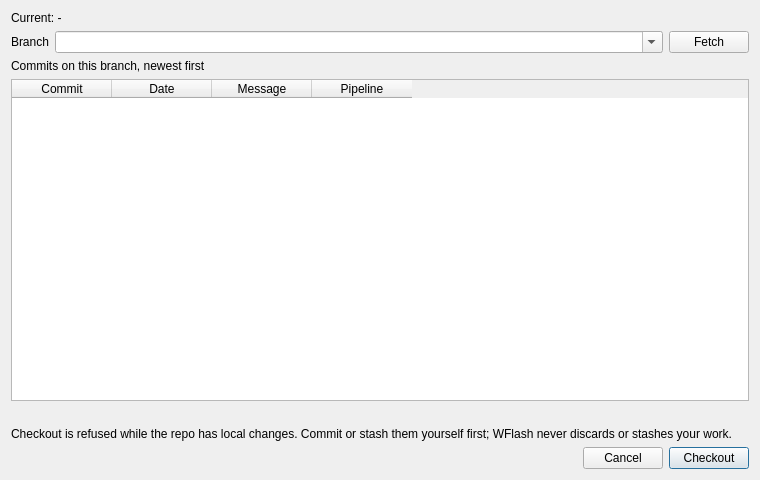
Qt form wflash/gui/checkout_dialog.ui (phuctm012/WFlash-Tool) before a commit.
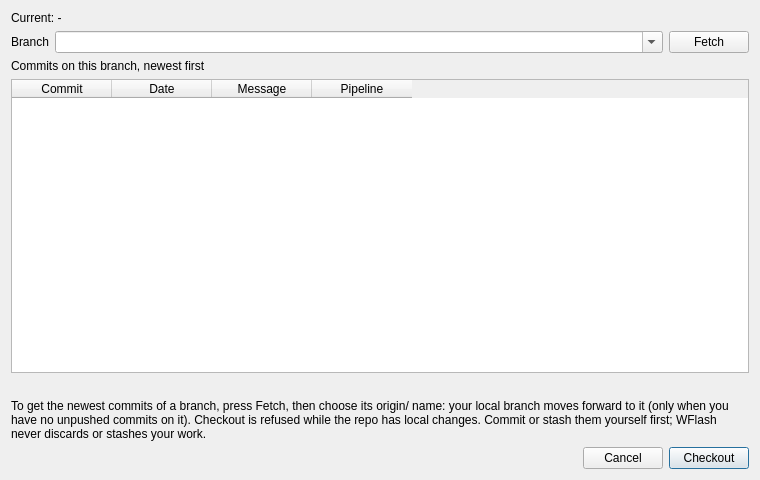
The same form after that commit.

Commit message:
feat(source): checking out origin/<branch> fast-forwards the local branch to the newest commit
Refuses before moving anything when the local branch has diverged; never resets or forces.
Tests: 495 passed, -k thread 44 passed, stress PASS (567 checkpoints, 0 Qt threading warnings).

Patch:
```diff
--- a/wflash/gui/checkout_dialog.ui
+++ b/wflash/gui/checkout_dialog.ui
@@ -120,7 +120,7 @@
    <item>
     <widget class="QLabel" name="label_checkoutNote">
      <property name="text">
-      <string>Checkout is refused while the repo has local changes. Commit or stash them yourself first; WFlash never discards or stashes your work.</string>
+      <string>To get the newest commits of a branch, press Fetch, then choose its origin/ name: your local branch moves forward to it (only when you have no unpushed commits on it). Checkout is refused while the repo has local changes. Commit or stash them yourself first; WFlash never discards or stashes your work.</string>
      </property>
      <property name="wordWrap">
       <bool>true</bool>
```
The commit also changes 6 other files.
